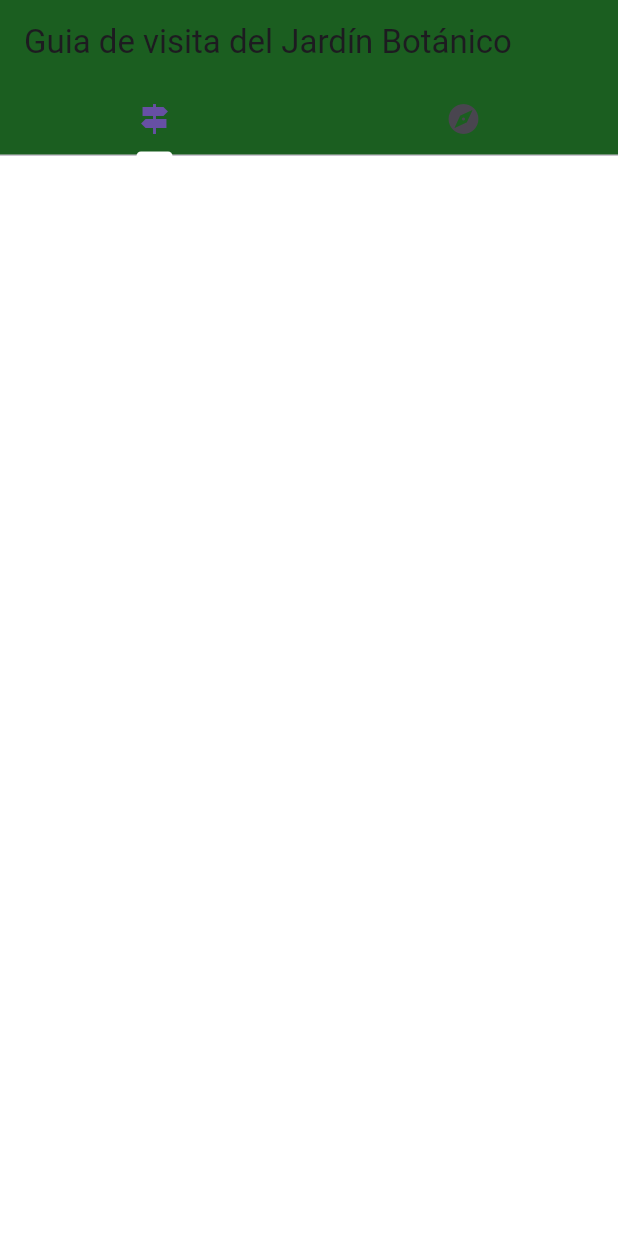
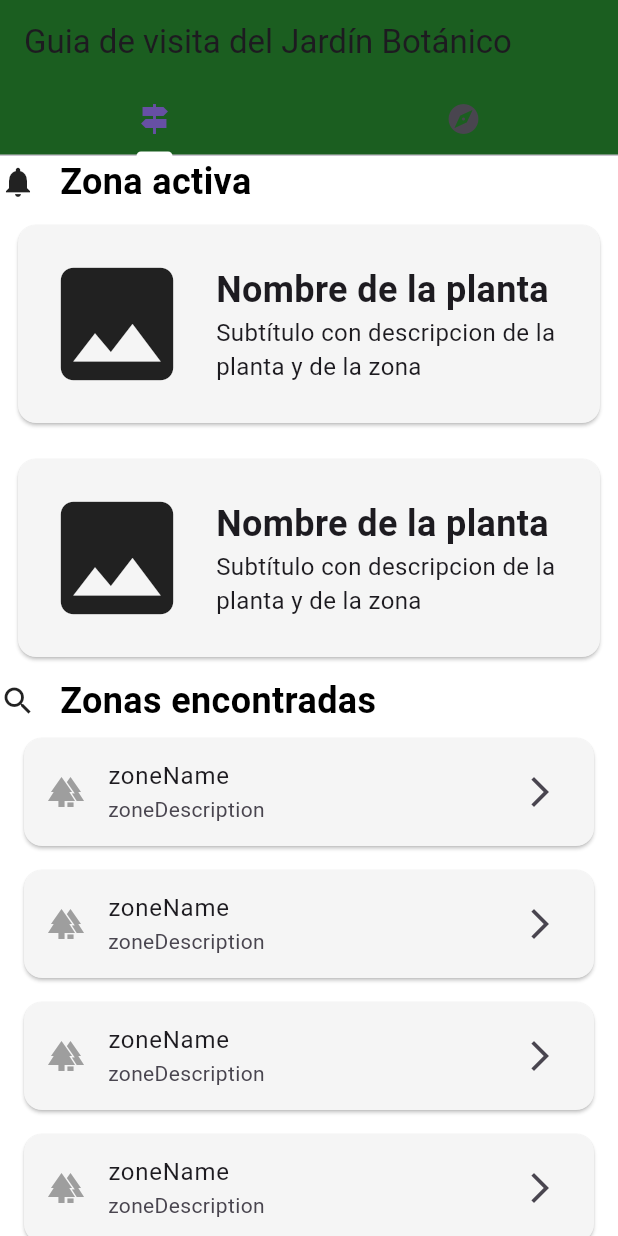
Before and after one commit to Anstayker/BotanicVisitGuide, a Flutter app: the screen it shows after launch, on a phone screen of 412 x 824 dp. Run offline on Flutter 3.47's test engine with Material 3 defaults, Android fonts, the phone set to English and light mode, and no system bars; our stand-ins replace bloc, dartz, equatable, flutter_bloc, geolocator, get_it and 2 more; accounts and stored records are empty.

Commit message:
Zone finder page base implementation

```diff
--- a/lib/core/services/gps_service.dart
+++ b/lib/core/services/gps_service.dart
@@ -1,4 +1,4 @@
-import 'package:botanic_visit_guide/core/services/geolocator_wrapper.dart';
+import 'geolocator_wrapper.dart';
 import 'package:dartz/dartz.dart';
 import 'package:geolocator/geolocator.dart';
 
--- /dev/null
+++ b/lib/core/widgets/title_text.dart
@@ -0,0 +1,42 @@
+import 'package:flutter/material.dart';
+
+class TitleText extends StatelessWidget {
+  final String title;
+  final IconData? iconData;
+  final double verticalPadding;
+  final double horizontalPadding;
+
+  const TitleText({
+    super.key,
+    required this.title,
+    this.iconData,
+    this.verticalPadding = 0.0,
+    this.horizontalPadding = 0.0,
+  });
+
+  @override
+  Widget build(BuildContext context) {
+    return Padding(
+      padding: EdgeInsets.symmetric(
+          vertical: verticalPadding, horizontal: horizontalPadding),
+      child: Row(
+        children: [
+          if (iconData != null)
+            Icon(
+              iconData,
+              size: 24.0,
+            ),
+          const SizedBox(width: 16.0),
+          Text(
+            title,
+            style: const TextStyle(
+              fontSize: 24,
+              fontWeight: FontWeight.bold,
+              color: Colors.black,
+            ),
+          ),
+        ],
+      ),
+    );
+  }
+}
--- a/lib/features/home/presentation/pages/home_page.dart
+++ b/lib/features/home/presentation/pages/home_page.dart
@@ -1,3 +1,4 @@
+import '../../../zone_finder/presentation/pages/zone_finder_page.dart';
 import 'package:flutter/material.dart';
 
 import '../../../zone_creator/presentation/pages/zone_visualizer_page.dart';
@@ -24,8 +25,8 @@ class HomePage extends StatelessWidget {
   }
 
   Widget _buildTabView() {
-    return TabBarView(
-      children: [Container(), const ZoneVisualizerPage()],
+    return const TabBarView(
+      children: [ZoneFinderPage(), ZoneVisualizerPage()],
     );
   }
 
--- a/lib/features/zone_creator/presentation/pages/zone_visualizer_page.dart
+++ b/lib/features/zone_creator/presentation/pages/zone_visualizer_page.dart
@@ -1,11 +1,9 @@
 import 'package:flutter/material.dart';
-
 import 'package:flutter_bloc/flutter_bloc.dart';
 
 import '../../../../injection_container.dart';
 import '../bloc/bloc.dart';
 import '../widgets/zone_creator_title.dart';
-
 import 'zone_creator_page.dart';
 
 class ZoneVisualizerPage extends StatelessWidget {
--- a/lib/features/zone_creator/presentation/widgets/create_zone_button.dart
+++ b/lib/features/zone_creator/presentation/widgets/create_zone_button.dart
@@ -1,5 +1,4 @@
 import 'package:flutter/material.dart';
-
 import 'package:flutter_bloc/flutter_bloc.dart';
 
 import '../../domain/entities/zone_info.dart';
--- a/lib/features/zone_finder/data/models/zone_data_model.dart
+++ b/lib/features/zone_finder/data/models/zone_data_model.dart
@@ -1,7 +1,6 @@
 import 'dart:convert';
 
 import '../../domain/entities/waypoint_data.dart';
-
 import 'waypoint_data_model.dart';
 
 List<ZoneDataModel> zoneDataModelFromJson(String str) =>
--- a/lib/features/zone_finder/data/repositories/zone_finder_repository_impl.dart
+++ b/lib/features/zone_finder/data/repositories/zone_finder_repository_impl.dart
@@ -1,4 +1,3 @@
-import 'package:botanic_visit_guide/features/zone_finder/data/models/zone_data_model.dart';
 import 'package:dartz/dartz.dart';
 
 import '../../../../core/errors/exceptions.dart' as exception;
@@ -6,11 +5,12 @@ import '../../../../core/errors/failures.dart';
 import '../../domain/entities/zone_data.dart';
 import '../../domain/repositories/zone_finder_repository.dart';
 import '../datasources/zone_finder_local_datasource.dart';
+import '../models/zone_data_model.dart';
 
 class ZoneFinderRepositoryImpl implements ZoneFinderRepository {
   final ZoneFinderLocalDataSource localDataSource;
 
-  ZoneFinderRepositoryImpl(this.localDataSource);
+  ZoneFinderRepositoryImpl({required this.localDataSource});
 
   @override
   Future<Either<Failure, List<ZoneData>>> getAllZonesData() async {
--- a/lib/features/zone_finder/presentation/bloc/zone_finder_bloc.dart
+++ b/lib/features/zone_finder/presentation/bloc/zone_finder_bloc.dart
@@ -1,17 +1,17 @@
 import 'package:bloc/bloc.dart';
-import 'package:botanic_visit_guide/features/zone_finder/domain/entities/zone_data.dart';
-import 'package:botanic_visit_guide/features/zone_finder/domain/usecases/get_all_zones_data.dart';
 import 'package:equatable/equatable.dart';
 
 import '../../../../core/constants/constants.dart';
 import '../../../../core/usecases/usecase.dart';
+import '../../domain/entities/zone_data.dart';
+import '../../domain/usecases/get_all_zones_data.dart';
 
 part 'zone_finder_event.dart';
 part 'zone_finder_state.dart';
 
 class ZoneFinderBloc extends Bloc<ZoneFinderEvent, ZoneFinderState> {
   final GetAllZonesData getAllZonesData;
-  final GetZoneData getZoneData;
+  final GetZoneDataEvent getZoneData;
 
   ZoneFinderBloc({
     required this.getAllZonesData,
@@ -26,7 +26,7 @@ class ZoneFinderBloc extends Bloc<ZoneFinderEvent, ZoneFinderState> {
           (zones) => emit(ZonesLoadSuccess(zones: zones)));
     });
 
-    on<GetZoneData>((event, emit) {
+    on<GetZoneDataEvent>((event, emit) {
       // TODO: implement event handler
     });
   }
--- a/lib/features/zone_finder/presentation/bloc/zone_finder_event.dart
+++ b/lib/features/zone_finder/presentation/bloc/zone_finder_event.dart
@@ -9,8 +9,8 @@ sealed class ZoneFinderEvent extends Equatable {
 
 class GetAllZonesEvent extends ZoneFinderEvent {}
 
-class GetZoneData extends ZoneFinderEvent {
+class GetZoneDataEvent extends ZoneFinderEvent {
   final String zoneId;
 
-  const GetZoneData({required this.zoneId});
+  const GetZoneDataEvent({required this.zoneId});
 }
--- /dev/null
+++ b/lib/features/zone_finder/presentation/pages/zone_finder_page.dart
@@ -0,0 +1,63 @@
+import 'package:flutter/material.dart';
+
+import 'package:flutter_bloc/flutter_bloc.dart';
+
+import '../../../../core/widgets/title_text.dart';
+import '../../../../injection_container.dart';
+import '../bloc/zone_finder_bloc.dart';
+import '../widgets/widgets.dart';
+
+class ZoneFinderPage extends StatelessWidget {
+  const ZoneFinderPage({super.key});
+
+  @override
+  Widget build(BuildContext context) {
+    return Scaffold(body: buildBody(context));
+  }
+
+  BlocProvider<ZoneFinderBloc> buildBody(BuildContext context) {
+    return BlocProvider<ZoneFinderBloc>(
+      create: (_) => sl<ZoneFinderBloc>(),
+      child: CustomScrollView(
+        slivers: <Widget>[
+          const SliverToBoxAdapter(
+            child:
+                TitleText(title: 'Zona activa', iconData: Icons.notifications),
+          ),
+          _activeZoneCardList(),
+          const SliverToBoxAdapter(
+            child:
+                TitleText(title: 'Zonas encontradas', iconData: Icons.search),
+          ),
+          _zoneFoundCardList(),
+        ],
+      ),
+    );
+  }
+
+  SliverList _zoneFoundCardList() {
+    return SliverList(
+      delegate: SliverChildBuilderDelegate(
+        (BuildContext context, int index) {
+          return ZoneFoundCard(
+            zoneName: 'zoneName',
+            zoneDescription: 'zoneDescription',
+            context: context,
+          );
+        },
+        childCount: 100,
+      ),
+    );
+  }
+
+  SliverList _activeZoneCardList() {
+    return SliverList(
+      delegate: SliverChildBuilderDelegate(
+        (BuildContext context, int index) {
+          return ActiveZoneCard(context: context);
+        },
+        childCount: 2,
+      ),
+    );
+  }
+}
--- /dev/null
+++ b/lib/features/zone_finder/presentation/widgets/active_zone_card.dart
@@ -0,0 +1,51 @@
+import 'package:flutter/material.dart';
+
+class ActiveZoneCard extends StatelessWidget {
+  const ActiveZoneCard({
+    super.key,
+    required this.context,
+  });
+
+  final BuildContext context;
+
+  @override
+  Widget build(BuildContext context) {
+    return Padding(
+      padding: const EdgeInsets.all(8.0),
+      child: InkWell(
+        onTap: () {},
+        child: Card(
+          color: Colors.grey[100],
+          child: const Padding(
+            padding: EdgeInsets.all(16.0),
+            child: Row(
+              children: [
+                Icon(
+                  Icons.image, // Icono que representa la imagen
+                  size: 100.0, // Tamaño del icono
+                ),
+                SizedBox(width: 16.0), // Espacio entre el icono y el texto
+                Expanded(
+                  child: Column(
+                    crossAxisAlignment: CrossAxisAlignment.start,
+                    children: [
+                      Text(
+                        'Nombre de la planta',
+                        style: TextStyle(
+                            fontSize: 24, fontWeight: FontWeight.bold),
+                      ),
+                      Text(
+                        'Subtítulo con descripcion de la planta y de la zona',
+                        style: TextStyle(fontSize: 16),
+                      ),
+                    ],
+                  ),
+                ),
+              ],
+            ),
+          ),
+        ),
+      ),
+    );
+  }
+}
--- /dev/null
+++ b/lib/features/zone_finder/presentation/widgets/widgets.dart
@@ -0,0 +1,2 @@
+export 'active_zone_card.dart';
+export 'zone_found_card.dart';
--- /dev/null
+++ b/lib/features/zone_finder/presentation/widgets/zone_found_card.dart
@@ -0,0 +1,33 @@
+import 'package:flutter/material.dart';
+
+class ZoneFoundCard extends StatelessWidget {
+  const ZoneFoundCard({
+    super.key,
+    required this.zoneName,
+    required this.zoneDescription,
+    required this.context,
+  });
+
+  final String zoneName;
+  final String zoneDescription;
+  final BuildContext context;
+
+  @override
+  Widget build(BuildContext context) {
+    return Padding(
+      padding: const EdgeInsets.symmetric(horizontal: 12, vertical: 4),
+      child: Card(
+        color: Colors.grey[100],
+        child: ListTile(
+          leading: const Icon(Icons.forest, color: Colors.grey),
+          title: Text(zoneName),
+          subtitle: Text(
+            zoneDescription,
+          ),
+          trailing: const Icon(Icons.arrow_forward_ios),
+          onTap: () {},
+        ),
+      ),
+    );
+  }
+}
--- a/lib/injection_container.dart
+++ b/lib/injection_container.dart
@@ -1,14 +1,20 @@
-import 'package:botanic_visit_guide/core/services/geolocator_wrapper.dart';
-import 'package:botanic_visit_guide/core/services/gps_service.dart';
+import 'package:botanic_visit_guide/features/zone_finder/data/datasources/zone_finder_local_datasource.dart';
+import 'package:botanic_visit_guide/features/zone_finder/data/repositories/zone_finder_repository_impl.dart';
+import 'package:botanic_visit_guide/features/zone_finder/domain/repositories/zone_finder_repository.dart';
+import 'package:botanic_visit_guide/features/zone_finder/domain/usecases/get_zone_data.dart';
 import 'package:get_it/get_it.dart';
 import 'package:shared_preferences/shared_preferences.dart';
 
+import 'core/services/geolocator_wrapper.dart';
+import 'core/services/gps_service.dart';
 import 'features/zone_creator/data/datasources/local/zone_creator_local_datasource.dart';
 import 'features/zone_creator/data/repositories/zone_repository_impl.dart';
 import 'features/zone_creator/domain/repositories/zone_repository.dart';
 import 'features/zone_creator/domain/usecases/add_zone.dart';
 import 'features/zone_creator/domain/usecases/get_all_zones.dart';
 import 'features/zone_creator/presentation/bloc/bloc.dart';
+import 'features/zone_finder/domain/usecases/get_all_zones_data.dart';
+import 'features/zone_finder/presentation/bloc/zone_finder_bloc.dart';
 
 final sl = GetIt.instance;
 
@@ -39,6 +45,27 @@ Future<void> init() async {
     () => ZoneCreatorLocalDataSourceImpl(sharedPreferences: sl()),
   );
 
+  //! Features - Zone Finder
+  // Bloc
+  sl.registerFactory(() => ZoneFinderBloc(
+        getAllZonesData: sl(),
+        getZoneData: sl(),
+      ));
+
+  // Use Cases
+  sl.registerLazySingleton(() => GetAllZonesData(sl()));
+  sl.registerLazySingleton(() => GetZoneData(sl()));
+
+  // Repository
+  sl.registerLazySingleton<ZoneFinderRepository>(() => ZoneFinderRepositoryImpl(
+        localDataSource: sl(),
+        //networkInfo: sl(),
+      ));
+
+  // Data Sources
+  sl.registerLazySingleton<ZoneFinderLocalDataSource>(
+      () => ZoneFinderLocalDataSourceImpl(sharedPreferences: sl()));
+
   //! Core
   // sl.registerLazySingleton<NetworkInfo>(() => NetworkInfoImpl(sl()));
   sl.registerLazySingleton<GpsService>(() => GpsServiceImpl(geolocator: sl()));
```
Also changed, not shown: 2 other files.
